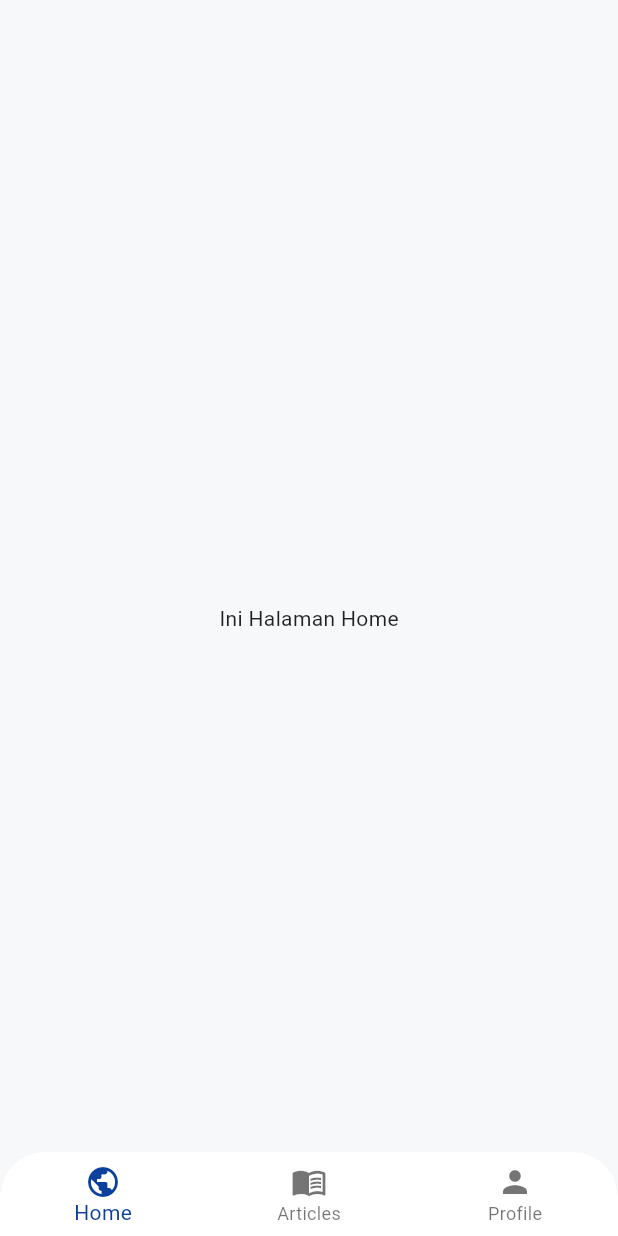
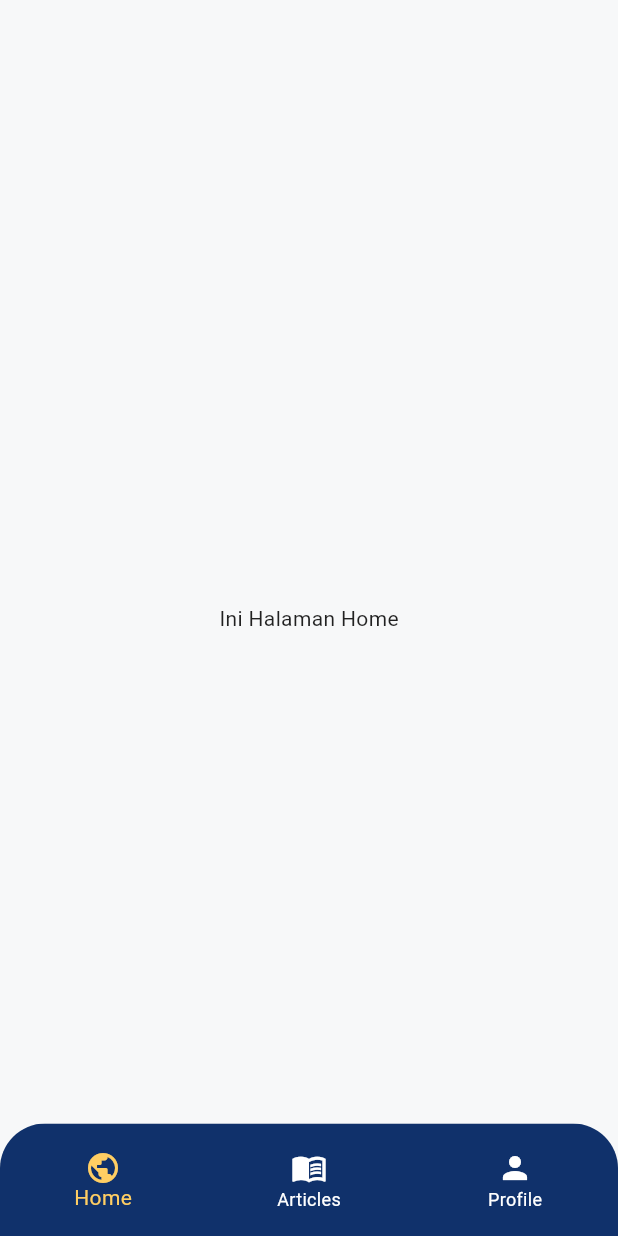
Before and after one commit to affadhlurr19/nuha_mobile_app, a Flutter app: the screen it shows after launch, on a phone screen of 412 x 824 dp. Run offline on Flutter 3.47's test engine with Material 2 defaults, Android fonts, the phone set to English and light mode, and no system bars; our stand-ins replace google_fonts; Roboto replaces fonts that are missing (Oxygen).

Commit message:
Fix bottomnavbar

```diff
--- a/lib/widget/bottom_nav.dart
+++ b/lib/widget/bottom_nav.dart
@@ -49,17 +49,22 @@ class _BottomNavState extends State<BottomNav> {
   Widget build(BuildContext context) {
     return Scaffold(
       body: _listWidget[_bottomNavIndex],
-      bottomNavigationBar: ClipRRect(
+      bottomNavigationBar: SizedBox(
+        height: 75,
+        child: ClipRRect(
           borderRadius: const BorderRadius.only(
             topLeft: Radius.circular(30),
             topRight: Radius.circular(30),
           ),
           child: BottomNavigationBar(
-          backgroundColor: primaryColor,
-          selectedItemColor: secondaryColor,
+            backgroundColor: titleColor,
+            selectedItemColor: iconColor,
+            unselectedItemColor: const Color(0XFFFFFFFF),
             currentIndex: _bottomNavIndex,
             items: _bottomNavBarItems,
             onTap: _onBottomNavTapped,
+
+          ),
         ),
       ),
       extendBody: true,
```
Lines whose indentation alone changed are shown as unchanged.
